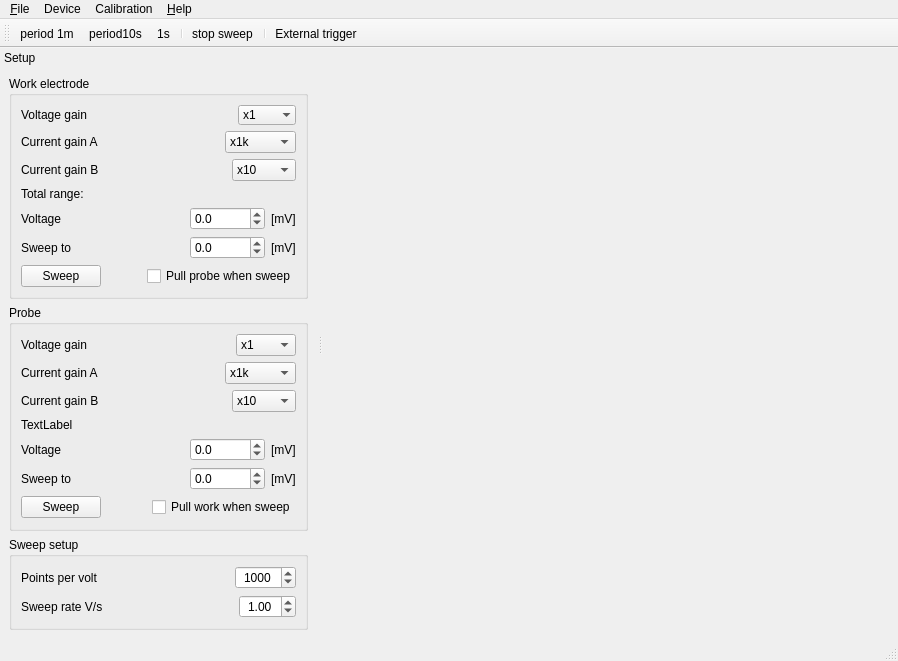
First picture: the form in software/digitizer/src/main_wnd.ui, repository z80/digitizer, before the edit.
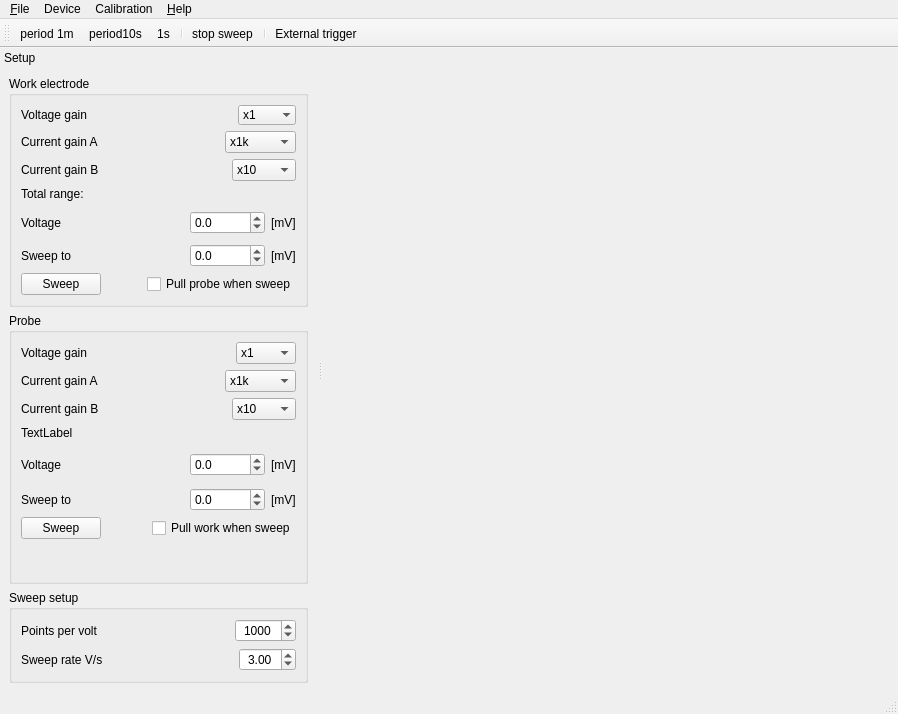
Second picture: the form after the edit. Icons and pictures are not drawn.

Commit message: Fixed sweep interruption.

What changed in the file:
```diff
--- a/software/digitizer/src/main_wnd.ui
+++ b/software/digitizer/src/main_wnd.ui
@@ -7,7 +7,7 @@
     <x>0</x>
     <y>0</y>
     <width>898</width>
-    <height>661</height>
+    <height>714</height>
    </rect>
   </property>
   <property name="windowTitle">
@@ -723,7 +723,7 @@
              <number>10</number>
             </property>
             <property name="maximum">
-             <number>10240</number>
+             <number>10000</number>
             </property>
             <property name="singleStep">
              <number>50</number>
@@ -769,7 +769,7 @@
              <double>10.000000000000000</double>
             </property>
             <property name="value">
-             <double>1.000000000000000</double>
+             <double>3.000000000000000</double>
             </property>
            </widget>
           </item>
```
Left out of the diff: 3 changed lines with no effect on the pictures. The commit also changes 1 other file.
